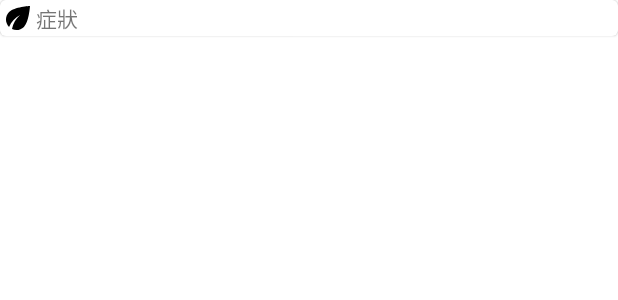
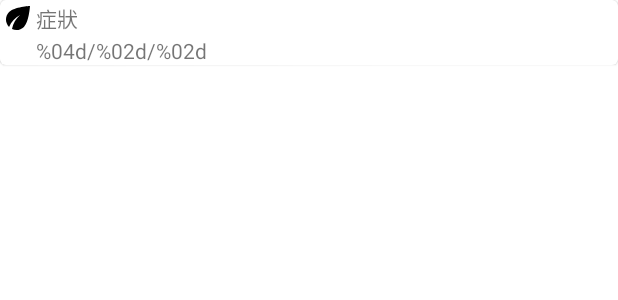
Before and after one commit to Sat-2022/GERDApp, an Android app: the layout list_item_card.xml on its own in the app's theme, with its tools: preview values and no code run, on a phone screen of 412 x 824 dp. Shown: the top 300 px of the screen. Run offline under Robolectric (Android 15) with nearby library versions, the light colour scheme and no system bars.

Commit message:
update main page

```diff
--- a/app/src/main/java/com/example/gerdapp/data/CardDataSource.kt
+++ b/app/src/main/java/com/example/gerdapp/data/CardDataSource.kt
@@ -1,7 +1,7 @@
 package com.example.gerdapp.data
 
 import com.example.gerdapp.R
-import com.example.gerdapp.data.CardItem
+import com.example.gerdapp.viewmodel.*
 
 class CardDataSource {
     fun loadCards(): List<CardItem> {
--- a/app/src/main/java/com/example/gerdapp/data/CardItem.kt
+++ b/app/src/main/java/com/example/gerdapp/data/CardItem.kt
@@ -5,5 +5,5 @@ import androidx.annotation.StringRes
 
 data class CardItem(
     @StringRes val stringResourceId: Int,
-    @DrawableRes val imageResourceId: Int
+    @DrawableRes val imageResourceId: Int,
 )
--- a/app/src/main/res/layout/list_item_card.xml
+++ b/app/src/main/res/layout/list_item_card.xml
@@ -18,6 +18,11 @@
             <LinearLayout
                 android:layout_width="match_parent"
                 android:layout_height="wrap_content"
+                android:orientation="vertical">
+
+                <LinearLayout
+                    android:layout_width="match_parent"
+                    android:layout_height="wrap_content"
                     android:gravity="center_vertical">
 
                     <ImageView
@@ -34,6 +39,25 @@
 
                 </LinearLayout>
 
+                <LinearLayout
+                    android:layout_width="match_parent"
+                    android:layout_height="wrap_content"
+                    android:gravity="center_vertical">
+
+                    <View
+                        android:layout_width="24dp"
+                        android:layout_height="match_parent" />
+
+                    <TextView
+                        android:id="@+id/card_item_recent_time"
+                        android:layout_width="wrap_content"
+                        android:layout_height="wrap_content"
+                        android:text="@string/date_format"/>
+
+                </LinearLayout>
+
+            </LinearLayout>
+
         </androidx.cardview.widget.CardView>
 
     </com.google.android.material.card.MaterialCardView>
```
Also changed, not shown: app/src/main/java/com/example/gerdapp/adapter/CardItemAdapter.kt (+9 -1 lines), app/src/main/java/com/example/gerdapp/ui/main/MainFragment.kt (+20 -3 lines), app/src/main/java/com/example/gerdapp/viewmodel/SleepViewModel.kt (+4 -3 lines), app/src/main/res/layout/fragment_main.xml (+21 -0 lines). Lines whose indentation alone changed are shown as unchanged.
